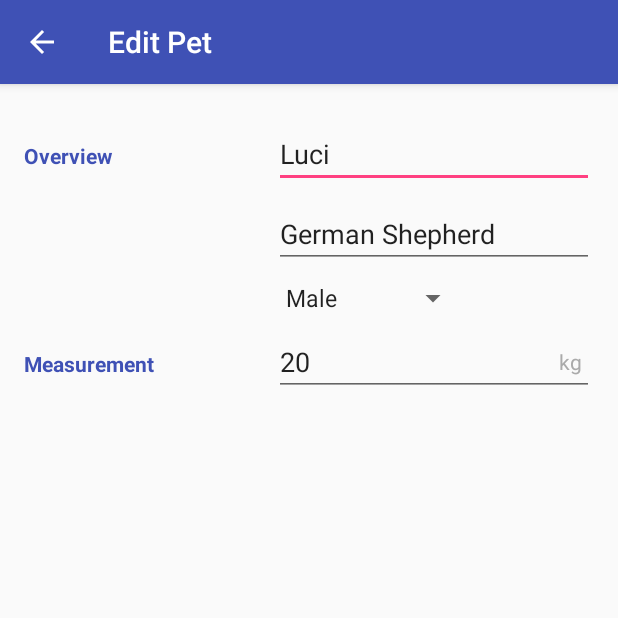
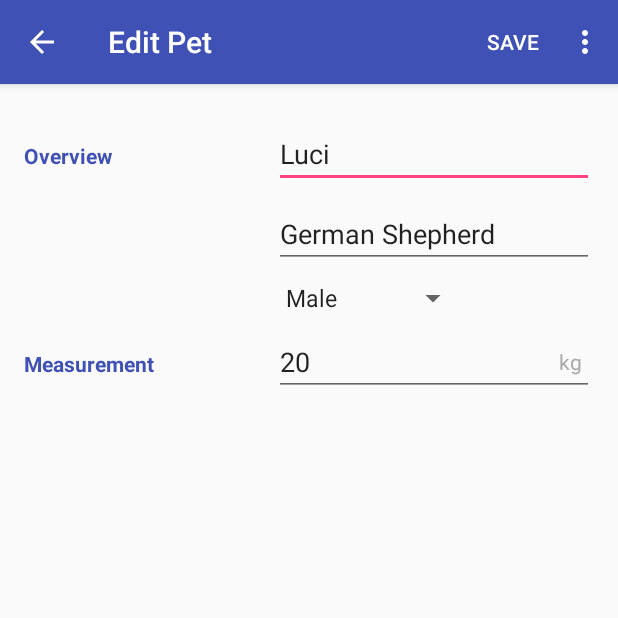
Before and after one commit to ZianeA/Pets, an Android app: the screen it shows after launch (EditorActivity), after a tap on "Luci", on a phone screen of 412 x 824 dp, the top half of it. Run offline under Robolectric (Android 15) with nearby library versions, the phone set to English and light mode, and no system bars.

```diff
--- a/app/src/main/java/com/example/android/pets/CatalogActivity.java
+++ b/app/src/main/java/com/example/android/pets/CatalogActivity.java
@@ -16,7 +16,10 @@ import com.example.android.pets.data.DataProvider;
 public class CatalogActivity extends AppCompatActivity {
 
     private static final String TAG = CatalogActivity.class.getSimpleName();
-    public static final String SELECTED_PET_KEY = "SELECTED_PET";
+    public static final String EXTRA_PET_INDEX = "SELECTED_PET_INDEX";
+    private static final int EDIT_PET_REQUEST_CODE = 0;
+    private PetsAdapter mAdapter;
+    private int mSelectedPetIndex;
 
     @Override
     protected void onCreate(Bundle savedInstanceState) {
@@ -36,22 +39,30 @@ public class CatalogActivity extends AppCompatActivity {
         RecyclerView mRecyclerView = findViewById(R.id.rv_pets);
         mRecyclerView.setHasFixedSize(true);
         mRecyclerView.setLayoutManager(new LinearLayoutManager(this));
-        mRecyclerView.setAdapter(new PetsAdapter(DataProvider.pets,
-                new PetsAdapter.OnPetListItemClickListener() {
+        mAdapter = new PetsAdapter(DataProvider.pets, new PetsAdapter.OnPetListItemClickListener() {
             @Override
-            public void onClick(View view, Pet pet) {
-                editPet(pet);
+            public void onClick(View view, int petIndex) {
+                mSelectedPetIndex = petIndex;
+                editPet();
             }
-        }));
+        });
+        mRecyclerView.setAdapter(mAdapter);
     }
 
-    private void editPet(Pet pet) {
+    private void editPet() {
         Intent intent = new Intent(this, EditorActivity.class);
-        intent.putExtra(SELECTED_PET_KEY, pet);
-        startActivity(intent);
+        intent.putExtra(EXTRA_PET_INDEX, mSelectedPetIndex);
+        startActivityForResult(intent, EDIT_PET_REQUEST_CODE);
     }
 
-    private void addPet(){
+    @Override
+    protected void onActivityResult(int requestCode, int resultCode, Intent data) {
+        if (requestCode == EDIT_PET_REQUEST_CODE && resultCode == RESULT_OK) {
+            mAdapter.notifyItemChanged(mSelectedPetIndex);
+        }
+    }
+
+    private void addPet() {
         startActivity(new Intent(this, EditorActivity.class));
     }
 
--- a/app/src/main/java/com/example/android/pets/EditorActivity.java
+++ b/app/src/main/java/com/example/android/pets/EditorActivity.java
@@ -5,18 +5,26 @@ import android.support.v4.app.NavUtils;
 import android.support.v7.app.ActionBar;
 import android.support.v7.app.AppCompatActivity;
 import android.os.Bundle;
-import android.util.Log;
+import android.view.Menu;
 import android.view.MenuItem;
-import android.widget.ArrayAdapter;
 import android.widget.EditText;
 import android.widget.Spinner;
-import android.widget.TextView;
+
+import com.example.android.pets.data.DataProvider;
 
 public class EditorActivity extends AppCompatActivity {
 
     private static final String TAG = EditorActivity.class.getSimpleName();
     private static final String ADD_PET_TITLE = "Add Pet";
     private static final String EDIT_PET_TITLE = "Edit Pet";
+    private static final int ACTION_DELETE_ID = 405;
+    private boolean isAddPet;
+    private Pet mUpdatedPet;
+    private int mSelectedPetIndex;
+    private EditText mNameEditText;
+    private EditText mBreedEditText;
+    private EditText mWeightEditText;
+    private Spinner mGenderSpinner;
 
     @Override
     protected void onCreate(Bundle savedInstanceState) {
@@ -28,35 +36,65 @@ public class EditorActivity extends AppCompatActivity {
             ab.setDisplayHomeAsUpEnabled(true);
         }
 
-        EditText mNameEditText = findViewById(R.id.et_name);
-        EditText mBreedEditText = findViewById(R.id.et_breed);
-        EditText mWeightEditText = findViewById(R.id.et_measurement);
-        Spinner mGenderSpinner = findViewById(R.id.spinner_gender);
+        mNameEditText = findViewById(R.id.et_name);
+        mBreedEditText = findViewById(R.id.et_breed);
+        mWeightEditText = findViewById(R.id.et_measurement);
+        mGenderSpinner = findViewById(R.id.spinner_gender);
 
         Intent intent = getIntent();
 
-        if(intent.hasExtra(CatalogActivity.SELECTED_PET_KEY)) {
+        if (intent.hasExtra(CatalogActivity.EXTRA_PET_INDEX)) {
             setTitle(EDIT_PET_TITLE);
-            Pet selectedPet = getIntent().getParcelableExtra(CatalogActivity.SELECTED_PET_KEY);
+            mSelectedPetIndex = getIntent().
+                    getIntExtra(CatalogActivity.EXTRA_PET_INDEX, 0);
+            Pet selectedPet = DataProvider.pets.get(mSelectedPetIndex);
             mNameEditText.setText(selectedPet.getName());
             mBreedEditText.setText(selectedPet.getBreed());
             mWeightEditText.setText(String.valueOf(selectedPet.getWeight()));
             mGenderSpinner.setSelection(selectedPet.getGender());
 
         } else {
+            isAddPet = true;
             setTitle(ADD_PET_TITLE);
         }
     }
 
     @Override
+    public boolean onCreateOptionsMenu(Menu menu) {
+        getMenuInflater().inflate(R.menu.menu_editor, menu);
+        if (isAddPet) {
+            hideDeleteMenuItem(menu);
+        }
+        return true;
+    }
+
+    private void hideDeleteMenuItem(Menu menu) {
+        MenuItem delete = menu.findItem(R.id.action_delete);
+        delete.setVisible(false);
+    }
+
+    @Override
     public boolean onOptionsItemSelected(MenuItem item) {
         int id = item.getItemId();
-
-        if (id == android.R.id.home) {
-            NavUtils.navigateUpFromSameTask(this);
-            return true;
+        switch (id) {
+            case android.R.id.home:
+                NavUtils.navigateUpFromSameTask(this);
+                return true;
+            case R.id.action_save:
+                saveChanges();
+                setResult(RESULT_OK);
+                finish();
+                return true;
         }
-
         return super.onOptionsItemSelected(item);
     }
+
+    private void saveChanges() {
+        mUpdatedPet = new Pet();
+        mUpdatedPet.setName(mNameEditText.getText().toString());
+        mUpdatedPet.setBreed(mBreedEditText.getText().toString());
+        mUpdatedPet.setGender(mGenderSpinner.getSelectedItemPosition());
+        mUpdatedPet.setWeight(Integer.decode(mWeightEditText.getText().toString()));
+        DataProvider.pets.set(mSelectedPetIndex, mUpdatedPet);
+    }
 }
--- a/app/src/main/java/com/example/android/pets/PetsAdapter.java
+++ b/app/src/main/java/com/example/android/pets/PetsAdapter.java
@@ -58,11 +58,11 @@ public class PetsAdapter extends RecyclerView.Adapter<PetsAdapter.PetsAdapterVie
 
         @Override
         public void onClick(View view) {
-            mClickListener.onClick(view, mData.get(getLayoutPosition()));
+            mClickListener.onClick(view, getLayoutPosition());
         }
     }
 
     public interface OnPetListItemClickListener {
-        public void onClick(View view, Pet pet);
+        public void onClick(View view, int petIndex);
     }
 }
--- a/app/src/main/java/com/example/android/pets/data/DataProvider.java
+++ b/app/src/main/java/com/example/android/pets/data/DataProvider.java
@@ -7,7 +7,7 @@ import java.util.List;
 
 public final class DataProvider {
 
-    public static final List<Pet> pets;
+    public static List<Pet> pets;
 
     static  {
         pets = new ArrayList<>(4);
--- /dev/null
+++ b/app/src/main/res/menu/menu_editor.xml
@@ -0,0 +1,16 @@
+<?xml version="1.0" encoding="utf-8"?>
+<menu xmlns:android="http://schemas.android.com/apk/res/android"
+    xmlns:app="http://schemas.android.com/apk/res-auto">
+    <item
+        android:id="@+id/action_save"
+        android:orderInCategory="0"
+        android:title="@string/action_save"
+        app:showAsAction="ifRoom">
+    </item>
+
+    <item
+        android:id="@+id/action_delete"
+        android:title="@string/action_delete"
+        app:showAsAction="never">
+    </item>
+</menu>
--- a/app/src/main/res/values/strings.xml
+++ b/app/src/main/res/values/strings.xml
@@ -7,6 +7,8 @@
     <string name="gender">Gender</string>
     <string name="measurement">Measurement</string>
     <string name="weight_unit_kg">kg</string>
+    <string name="action_save">Save</string>
+    <string name="action_delete">Delete</string>
 
     <string-array name="pet_gender">
         <item>Male</item>
```
Also changed, not shown: app/src/main/java/com/example/android/pets/Pet.java (+3 -30 lines).
